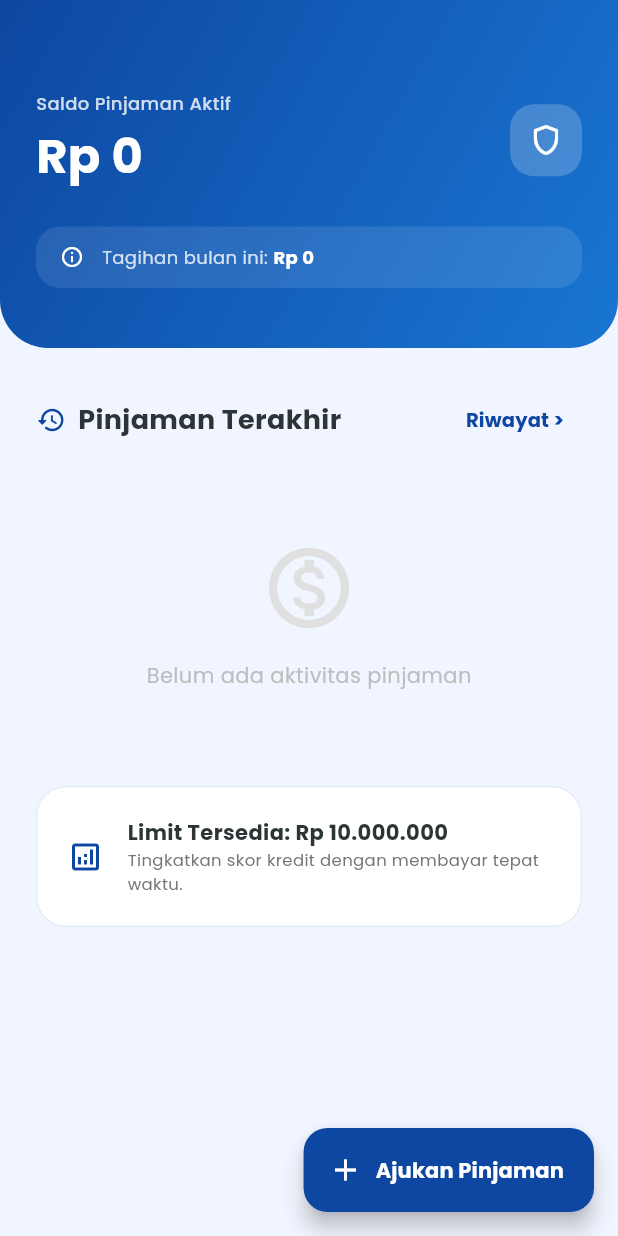
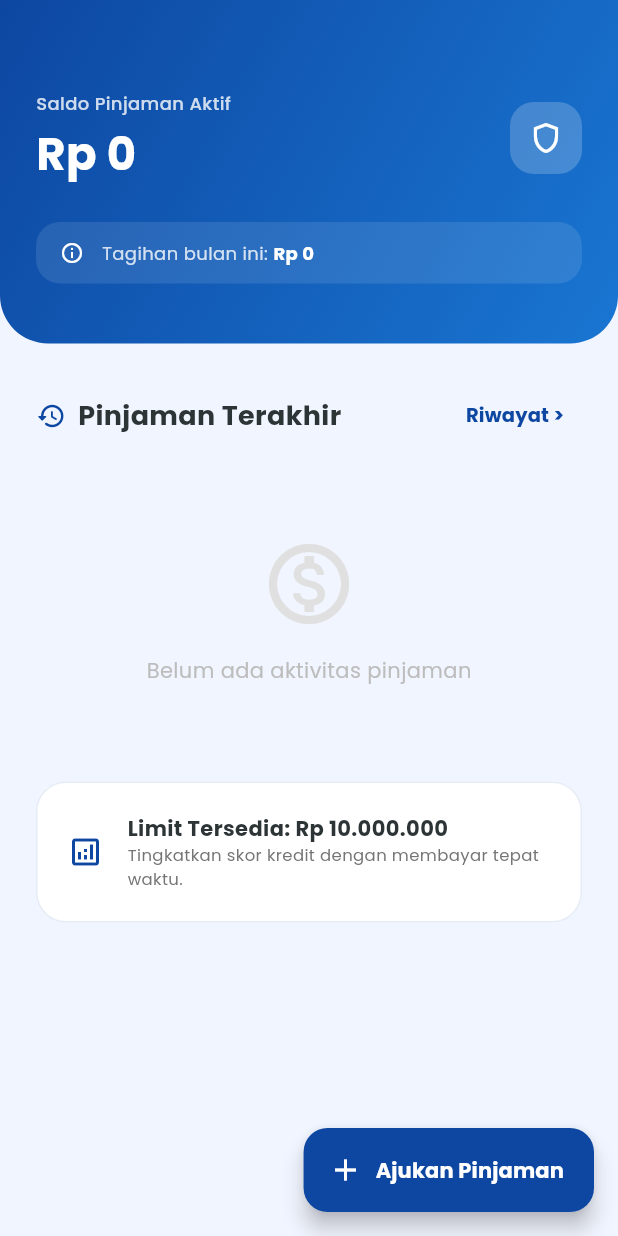
Before and after one commit to baktirizki03/KoperasiApp, a Flutter app: the PinjamanScreen screen opened directly, on a phone screen of 412 x 824 dp. Run offline on Flutter 3.47's test engine with Material 3 defaults, Android fonts, the phone set to English and light mode, and no system bars; drawn by our look-alikes of flutter_animate; our stand-ins replace currency_text_input_formatter, fl_chart, google_fonts, image_picker, open_file, shared_preferences; accounts and stored records are empty; network calls fail.

Commit message:
update final maybe

```diff
--- a/koperasiapp-main/lib/screens/nasabah/dashboard_screen.dart
+++ b/koperasiapp-main/lib/screens/nasabah/dashboard_screen.dart
@@ -674,7 +674,11 @@ class _DashboardScreenState extends State<DashboardScreen> {
                 children: [
                   Text('SALDO SIMPANAN', style: GoogleFonts.poppins(color: Colors.grey, fontSize: 10, fontWeight: FontWeight.bold, letterSpacing: 1.2)),
                   const SizedBox(height: 4),
-                  Text(formatRupiah(saldo), style: GoogleFonts.poppins(color: const Color(0xFF0D47A1), fontSize: 26, fontWeight: FontWeight.w900, letterSpacing: -0.5)),
+                  FittedBox(
+                    fit: BoxFit.scaleDown,
+                    alignment: Alignment.centerLeft,
+                    child: Text(formatRupiah(saldo), style: GoogleFonts.poppins(color: const Color(0xFF0D47A1), fontSize: 26, fontWeight: FontWeight.w900, letterSpacing: -0.5)),
+                  ),
                 ],
               ),
               Container(
--- a/koperasiapp-main/lib/screens/nasabah/pinjaman_screen.dart
+++ b/koperasiapp-main/lib/screens/nasabah/pinjaman_screen.dart
@@ -197,7 +197,11 @@ class _PinjamanScreenState extends State<PinjamanScreen> {
                   children: [
                     Text('Saldo Pinjaman Aktif', style: GoogleFonts.poppins(fontSize: 12, color: Colors.white.withOpacity(0.8), fontWeight: FontWeight.w500)),
                     const SizedBox(height: 4),
-                    Text(formatRupiah(totalActiveLoan), style: GoogleFonts.poppins(fontSize: 32, fontWeight: FontWeight.bold, color: Colors.white)),
+                    FittedBox(
+                      fit: BoxFit.scaleDown,
+                      alignment: Alignment.centerLeft,
+                      child: Text(formatRupiah(totalActiveLoan), style: GoogleFonts.poppins(fontSize: 30, fontWeight: FontWeight.bold, color: Colors.white)),
+                    ),
                   ],
                 ),
                 Container(
--- a/koperasiapp-main/lib/screens/nasabah/simpanan_screen.dart
+++ b/koperasiapp-main/lib/screens/nasabah/simpanan_screen.dart
@@ -141,7 +141,11 @@ class _SimpananScreenState extends State<SimpananScreen> {
             ],
           ),
           const SizedBox(height: 8),
-          Text(formatRupiah(balance), style: GoogleFonts.poppins(fontSize: 32, fontWeight: FontWeight.bold, color: Colors.white)),
+          FittedBox(
+            fit: BoxFit.scaleDown,
+            alignment: Alignment.centerLeft,
+            child: Text(formatRupiah(balance), style: GoogleFonts.poppins(fontSize: 30, fontWeight: FontWeight.bold, color: Colors.white)),
+          ),
           const SizedBox(height: 16),
           Container(height: 1, width: double.infinity, color: Colors.white.withOpacity(0.1)),
           const SizedBox(height: 16),
```
